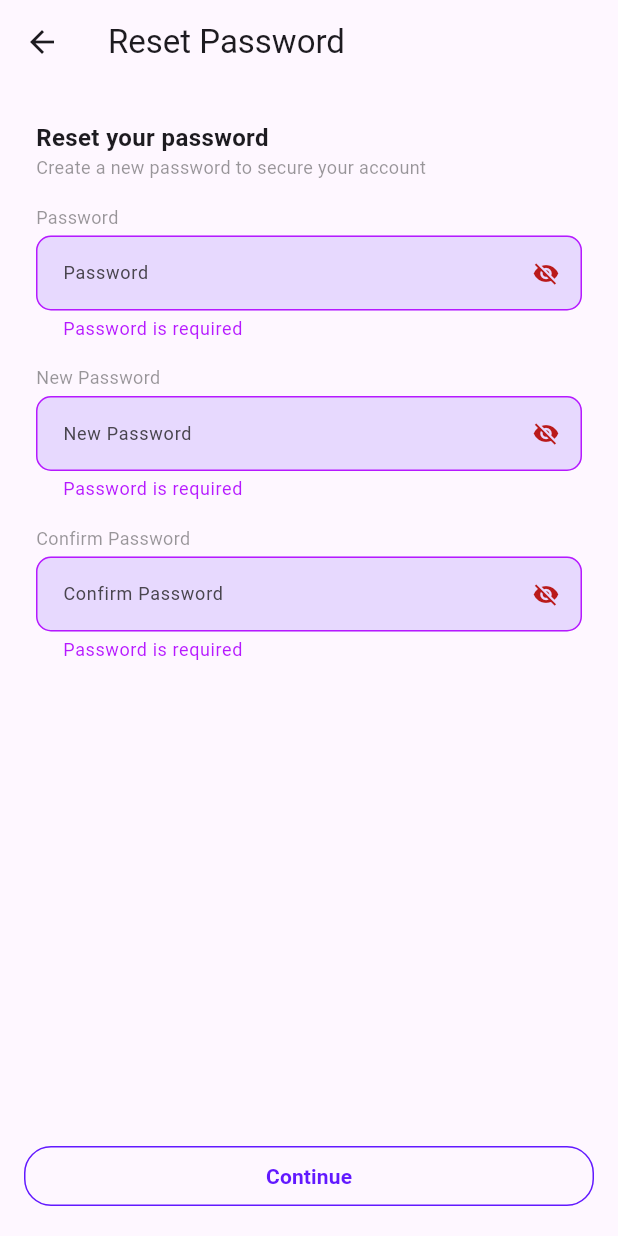
After one commit to kefeh/GrapCoin, a Flutter app: the PasswordResetPage screen opened directly, after a tap on "Continue", on a phone screen of 412 x 824 dp. The commit adds this screen. Run offline on Flutter 3.47's test engine with Material 2 defaults, Android fonts, the phone set to English and light mode, and no system bars; our stand-ins replace better_player, cached_network_image, cloud_firestore, dartz, dio, file_picker and 14 more; missing offline and left inert: flutter_social_textfield, linkify; accounts and stored records are empty; generated files the repository leaves out were written again.

Commit message:
feat: adds internal password reset

```diff
--- /dev/null
+++ b/lib/src/chat/views/chat_room_settings_page/pages/password_reset_page.dart
@@ -0,0 +1,324 @@
+import 'package:firebase_auth/firebase_auth.dart';
+import 'package:flutter/material.dart';
+import 'package:grapcoin/src/constants/colors.dart';
+import 'package:grapcoin/src/core/widgets/chat_button.dart';
+import 'package:grapcoin/src/core/widgets/custom_form_fields.dart';
+import 'package:grapcoin/src/login/helpers/providers.dart';
+import 'package:grapcoin/src/login/models/authentication_state.dart';
+import 'package:grapcoin/src/login/models/password.dart';
+import 'package:grapcoin/src/login/routes/welcome_page.dart';
+import 'package:grapcoin/src/login/services/user_service.dart';
+import 'package:hooks_riverpod/hooks_riverpod.dart';
+
+class PasswordResetPage extends ConsumerStatefulWidget {
+  const PasswordResetPage({
+    super.key,
+  });
+
+  @override
+  ConsumerState<ConsumerStatefulWidget> createState() =>
+      PasswordResetPageState();
+}
+
+class PasswordResetPageState extends ConsumerState<PasswordResetPage> {
+  GlobalKey<FormState> formKey = GlobalKey();
+  late TextEditingController currentPasswordController;
+  late TextEditingController newPasswordController;
+  late TextEditingController confirmPasswordController;
+  late FocusNode currentPasswordFocusNode;
+  late FocusNode newPasswordFocusNode;
+  late FocusNode confirmPasswordFocusNode;
+  bool shouldValidate = false;
+  bool isLoading = false;
+  bool userExists = false;
+
+  @override
+  void initState() {
+    currentPasswordController = TextEditingController();
+    newPasswordController = TextEditingController();
+    confirmPasswordController = TextEditingController();
+    currentPasswordFocusNode = FocusNode();
+    newPasswordFocusNode = FocusNode();
+    confirmPasswordFocusNode = FocusNode();
+
+    super.initState();
+  }
+
+  @override
+  void didChangeDependencies() {
+    super.didChangeDependencies();
+    // precacheImage(Image.asset(grapcoinLogo).image, context);
+  }
+
+  @override
+  void dispose() {
+    ref.read(authServiceProvider).authState.listen((event) {}).cancel();
+    super.dispose();
+  }
+
+  submit() async {
+    setState(() {
+      isLoading = true;
+    });
+    newPasswordFocusNode.unfocus();
+    currentPasswordFocusNode.unfocus();
+    confirmPasswordFocusNode.unfocus();
+    try {
+      await ref.watch(passwordResetProvider.notifier).resetPassword();
+
+      await UserService.instance.signOut(context: context);
+
+      setState(() {
+        isLoading = false;
+      });
+      // ignore: use_build_context_synchronously
+      await Navigator.pushAndRemoveUntil(
+        context,
+        MaterialPageRoute(
+          builder: (context) => WelcomePage(),
+        ),
+        (route) => false,
+      );
+    } on FirebaseAuthException catch (e) {
+      setState(() {
+        isLoading = false;
+      });
+      final error = AuthError.from(e);
+      switch (error) {
+        case AuthErrorUnknown():
+          ScaffoldMessenger.of(context).showSnackBar(
+            const SnackBar(
+              content: Text('An unknown error occured, please try again'),
+            ),
+          );
+          break;
+        case AuthErrorProjectNotFound():
+          ScaffoldMessenger.of(context).showSnackBar(
+            const SnackBar(
+              content: Text(
+                  'This project does not seem to exist, please contact your administrator'),
+            ),
+          );
+          break;
+        case AuthErrorUserNotFound():
+          ScaffoldMessenger.of(context).showSnackBar(
+            const SnackBar(
+              content: Text('You dont seem to have an account, please sign up'),
+            ),
+          );
+          break;
+        case AuthErrorEmailInUse():
+          ScaffoldMessenger.of(context).showSnackBar(
+            const SnackBar(
+              content: Text(
+                  'An account associated to this email already exist, please log in'),
+            ),
+          );
+          break;
+        case AuthErrorWrongCredentials():
+          ScaffoldMessenger.of(context).showSnackBar(
+            const SnackBar(
+              content: Text('The current password is not correct, try again'),
+            ),
+          );
+          break;
+        case AuthErrorTooManyRequests():
+          ScaffoldMessenger.of(context).showSnackBar(
+            const SnackBar(
+              content: Text(
+                  'Too many attempts at ressetting password, try again after 5 minutes'),
+            ),
+          );
+          break;
+      }
+    } on Exception {
+      ScaffoldMessenger.of(context).showSnackBar(
+        const SnackBar(
+          content: Text('Something unexpected happened'),
+        ),
+      );
+    }
+  }
+
+  ///phone number variable holding the phone number used in the first step
+  @override
+  Widget build(BuildContext context) {
+    return Scaffold(
+      resizeToAvoidBottomInset: true,
+      appBar: PreferredSize(
+        preferredSize: const Size.fromHeight(56),
+        child: AppBar(
+          leading: BackButton(
+            onPressed: () {
+              Navigator.of(context).pop();
+            },
+          ),
+          title: const Text('Reset Password'),
+          elevation: 0,
+          automaticallyImplyLeading: false,
+        ),
+      ),
+      body: SafeArea(
+        child: Padding(
+          padding: const EdgeInsets.all(16.0),
+          child: Center(
+            child: Column(
+              children: [
+                Expanded(
+                  child: Form(
+                    key: formKey,
+                    autovalidateMode: shouldValidate
+                        ? AutovalidateMode.onUserInteraction
+                        : null,
+                    child: Container(
+                      padding: const EdgeInsets.all(8),
+                      child: SingleChildScrollView(
+                        child: Column(
+                          children: [
+                            const Align(
+                              alignment: Alignment.centerLeft,
+                              child: Column(
+                                crossAxisAlignment: CrossAxisAlignment.start,
+                                mainAxisSize: MainAxisSize.max,
+                                children: [
+                                  Text(
+                                    'Reset your password',
+                                    style: TextStyle(
+                                      fontWeight: FontWeight.w600,
+                                      fontSize: 16,
+                                    ),
+                                  ),
+                                  Text(
+                                    'Create a new password to secure your account',
+                                    style: TextStyle(
+                                      fontWeight: FontWeight.w400,
+                                      fontSize: 12,
+                                      color: blackLight,
+                                    ),
+                                  ),
+                                ],
+                              ),
+                            ),
+                            const SizedBox(height: 16),
+                            CustomFormField(
+                              isPassword: true,
+                              controller: currentPasswordController,
+                              focusNode: currentPasswordFocusNode,
+                              hintText: 'Password',
+                              labelText: 'Password',
+                              onChanged: ref
+                                  .watch(passwordResetProvider.notifier)
+                                  .onCurrentPasswordChange,
+                              validator: getPasswordErrorStringOrNull,
+                            ),
+                            const SizedBox(height: 16),
+                            CustomFormField(
+                              isPassword: true,
+                              controller: newPasswordController,
+                              focusNode: newPasswordFocusNode,
+                              hintText: 'New Password',
+                              labelText: 'New Password',
+                              onChanged: ref
+                                  .watch(passwordResetProvider.notifier)
+                                  .onNewPasswordChange,
+                              validator: getPasswordErrorStringOrNull,
+                            ),
+                            const SizedBox(height: 16),
+                            CustomFormField(
+                              isPassword: true,
+                              controller: confirmPasswordController,
+                              focusNode: confirmPasswordFocusNode,
+                              hintText: 'Confirm Password',
+                              labelText: 'Confirm Password',
+                              validator: getConfirmPasswordErrorStringOrNull,
+                              onChanged: ref
+                                  .watch(passwordResetProvider.notifier)
+                                  .onConfirmNewPasswordChange,
+                            ),
+                          ],
+                        ),
+                      ),
+                    ),
+                  ),
+                ),
+                Column(
+                  mainAxisAlignment: MainAxisAlignment.center,
+                  crossAxisAlignment: CrossAxisAlignment.center,
+                  children: [
+                    Consumer(
+                      builder: (context, ref, _) {
+                        final phoneNumberNotifier =
+                            ref.watch(passwordResetProvider);
+                        final isValidCurrentPassword =
+                            phoneNumberNotifier.currentPassword.isValid();
+                        final isNewPasswordValidAndConfirmed = ref
+                            .watch(passwordResetProvider.notifier)
+                            .confirmPassword();
+
+                        final isValid = isValidCurrentPassword &&
+                            isNewPasswordValidAndConfirmed;
+                        return AnimatedSwitcher(
+                          duration: const Duration(milliseconds: 300),
+                          child: isValid
+                              ? ChatButton.primary(
+                                  text: "Continue",
+                                  onPressed: submit,
+                                  isLoading: isLoading,
+                                )
+                              : ChatButton.outlined(
+                                  text: "Continue",
+                                  isTransparent: true,
+                                  onPressed: () {
+                                    setState(() {
+                                      shouldValidate = true;
+                                    });
+                                    formKey.currentState!.validate();
+                                  },
+                                ),
+                        );
+                      },
+                    ),
+                  ],
+                ),
+              ],
+            ),
+          ),
+        ),
+      ),
+    );
+  }
+
+  String? getConfirmPasswordErrorStringOrNull(String? passwordString) {
+    final passwordValue = Password(passwordString ?? '').value;
+    final isConfirmed =
+        ref.watch(passwordResetProvider.notifier).confirmPassword();
+    return passwordValue.fold(
+      (l) => l.maybeMap(
+        weakPassword: (_) =>
+            "Password should include a character, number, symbol and at least 8 letters long",
+        empty: (_) => "Password is required",
+        orElse: () => '',
+      ),
+      (r) {
+        if (isConfirmed) {
+          return null;
+        } else {
+          return "Your new password and confirmed password dont match";
+        }
+      },
+    );
+  }
+
+  String? getPasswordErrorStringOrNull(String? passwordString) {
+    final passwordValue = Password(passwordString ?? '').value;
+    return passwordValue.fold(
+      (l) => l.maybeMap(
+        weakPassword: (_) =>
+            "Password should include a character, number, symbol and at least 8 letters long",
+        empty: (_) => "Password is required",
+        orElse: () => '',
+      ),
+      (r) => null,
+    );
+  }
+}
--- a/lib/src/core/widgets/custom_form_fields.dart
+++ b/lib/src/core/widgets/custom_form_fields.dart
@@ -74,6 +74,7 @@ class _CustomFormFieldState extends State<CustomFormField> {
             fillColor: purpleLighter,
             isDense: true,
             contentPadding: const EdgeInsets.fromLTRB(14, 16, 12, 16),
+            errorStyle: const TextStyle(color: red),
             border: OutlineInputBorder(
               borderRadius: BorderRadius.circular(10),
               borderSide: BorderSide.none,
@@ -82,6 +83,14 @@ class _CustomFormFieldState extends State<CustomFormField> {
               borderRadius: BorderRadius.circular(10),
               borderSide: const BorderSide(color: purple),
             ),
+            errorBorder: OutlineInputBorder(
+              borderRadius: BorderRadius.circular(10),
+              borderSide: const BorderSide(color: red),
+            ),
+            focusedErrorBorder: OutlineInputBorder(
+              borderRadius: BorderRadius.circular(10),
+              borderSide: const BorderSide(color: red),
+            ),
           ),
         ),
       ],
--- a/lib/src/login/helpers/providers.dart
+++ b/lib/src/login/helpers/providers.dart
@@ -1,3 +1,5 @@
+import 'package:grapcoin/src/login/models/password_reset_state.dart';
+import 'package:grapcoin/src/login/models/password_reset_state_notifier.dart';
 import 'package:grapcoin/src/login/models/phone_auth_state.dart';
 import 'package:grapcoin/src/login/models/phone_auth_state_notifier.dart';
 import 'package:grapcoin/src/login/services/authentication_service.dart';
@@ -8,6 +10,7 @@ final phoneAuthProvider =
     StateNotifierProvider.autoDispose<PhoneAuthNotifier, PhoneAuthState>(
   (ref) => PhoneAuthNotifier(),
 );
+
 final authServiceProvider = Provider<AuthenticationService>((ref) {
   final firebaseAuth = FirebaseAuthenticationService();
   ref.onDispose(() async {
@@ -15,3 +18,11 @@ final authServiceProvider = Provider<AuthenticationService>((ref) {
   });
   return firebaseAuth;
 });
+
+final passwordResetProvider = StateNotifierProvider.autoDispose<
+    PasswordResetNotifier, PasswordResetState>(
+  (ref) {
+    final firebaseAuthService = ref.watch(authServiceProvider);
+    return PasswordResetNotifier(firebaseAuthService);
+  },
+);
--- a/lib/src/login/models/authentication_state.dart
+++ b/lib/src/login/models/authentication_state.dart
@@ -16,6 +16,7 @@ const authErrorMapping = {
   'project-not-found': AuthErrorProjectNotFound(),
   'email-already-in-use': AuthErrorEmailInUse(),
   'wrong-password': AuthErrorWrongCredentials(),
+  'too-many-requests': AuthErrorTooManyRequests(),
 };
 
 @immutable
@@ -49,3 +50,7 @@ class AuthErrorProjectNotFound implements AuthError {
 class AuthErrorWrongCredentials implements AuthError {
   const AuthErrorWrongCredentials();
 }
+
+class AuthErrorTooManyRequests implements AuthError {
+  const AuthErrorTooManyRequests();
+}
--- /dev/null
+++ b/lib/src/login/models/password_reset_state.dart
@@ -0,0 +1,13 @@
+import 'package:freezed_annotation/freezed_annotation.dart';
+import 'package:grapcoin/src/login/models/password.dart';
+
+part 'password_reset_state.freezed.dart';
+
+@freezed
+class PasswordResetState with _$PasswordResetState {
+  factory PasswordResetState({
+    required Password currentPassword,
+    required Password newPassword,
+    required Password confirmNewPassword,
+  }) = _PasswordResetState;
+}
--- /dev/null
+++ b/lib/src/login/models/password_reset_state_notifier.dart
@@ -0,0 +1,44 @@
+import 'package:flutter_riverpod/flutter_riverpod.dart';
+import 'package:grapcoin/src/login/models/password.dart';
+import 'package:grapcoin/src/login/models/password_reset_state.dart';
+import 'package:grapcoin/src/login/services/authentication_service.dart';
+
+class PasswordResetNotifier extends StateNotifier<PasswordResetState> {
+  final AuthenticationService _authenticationService;
+  PasswordResetNotifier(this._authenticationService)
+      : super(
+          PasswordResetState(
+            currentPassword: Password(''),
+            newPassword: Password(''),
+            confirmNewPassword: Password(''),
+          ),
+        );
+
+  onNewPasswordChange(String passwordString) {
+    state = state.copyWith(newPassword: Password(passwordString));
+  }
+
+  onCurrentPasswordChange(String passwordString) {
+    state = state.copyWith(currentPassword: Password(passwordString));
+  }
+
+  onConfirmNewPasswordChange(String passwordString) {
+    state = state.copyWith(confirmNewPassword: Password(passwordString));
+  }
+
+  bool confirmPassword() {
+    final newPassword = state.newPassword;
+    final confirmPassword = state.confirmNewPassword;
+
+    bool isValid = newPassword.isValid() && confirmPassword.isValid();
+    if (isValid && newPassword == confirmPassword) return true;
+    return false;
+  }
+
+  Future<void> resetPassword() async {
+    await _authenticationService.resetPassword(
+      state.currentPassword.getOrEmpty(),
+      state.newPassword.getOrEmpty(),
+    );
+  }
+}
--- a/lib/src/login/services/authentication_service.dart
+++ b/lib/src/login/services/authentication_service.dart
@@ -22,6 +22,7 @@ abstract class AuthenticationService {
   Future<void> signInWithEmail(String email, String password);
   Future<void> signUpWithEmail(String name, String email, String password);
   Future<void> updateUserData(String uID, String name, String email);
+  Future<void> resetPassword(String currentPassword, String newPassword);
 
   Future<void> cleanUp();
   Future<void> deleteAccount();
```
Also changed, not shown: lib/src/chat/views/chat_room_settings_page/pages/personal_info_page.dart (+9 -0 lines), lib/src/chat/views/chat_room_settings_page/pages/settings_page.dart (+9 -1 lines), lib/src/login/routes/phone_login_in.dart (+9 -0 lines), lib/src/login/services/firebase_authentication_service.dart (+14 -0 lines), lib/src/login/models/password_reset_state.freezed.dart (added).
